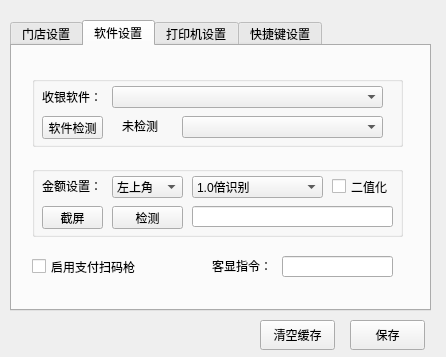
Above: bbqshop/MainDlg/maindlg.ui from qinan2014/bbqshop before the change. Below: the same form after it.
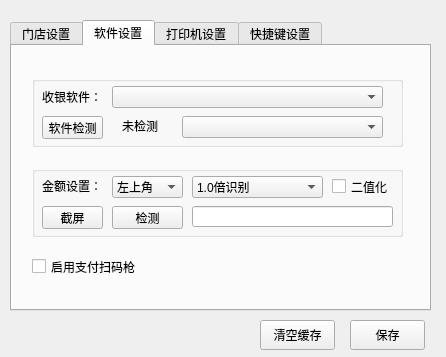
That is the form after the change. The open tabs and pages were chosen to show the change.

Commit message: 串口已设进程的显示

```diff
--- a/bbqshop/MainDlg/maindlg.ui
+++ b/bbqshop/MainDlg/maindlg.ui
@@ -480,29 +480,6 @@
       <string>启用支付扫码枪</string>
      </property>
     </widget>
-    <widget class="QLabel" name="label_9">
-     <property name="geometry">
-      <rect>
-       <x>200</x>
-       <y>210</y>
-       <width>61</width>
-       <height>20</height>
-      </rect>
-     </property>
-     <property name="text">
-      <string>客显指令：</string>
-     </property>
-    </widget>
-    <widget class="QLineEdit" name="txtVFD">
-     <property name="geometry">
-      <rect>
-       <x>270</x>
-       <y>210</y>
-       <width>111</width>
-       <height>21</height>
-      </rect>
-     </property>
-    </widget>
    </widget>
    <widget class="QWidget" name="tab">
     <attribute name="title">
```
Left out of the diff: 2 changed lines with no effect on the pictures. The commit also changes 2 other files.
